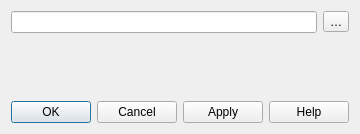
Qt form src/ui/qgsformannotationdialogbase.ui (carsmie/QGIS) before a commit.
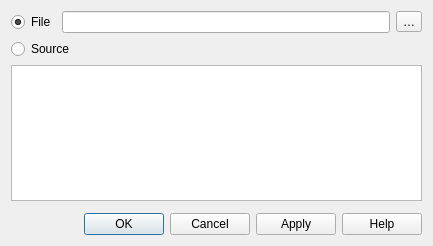
The same form after that commit.

Commit message: [Feature]: Allow setting html text directly in html annotation item (e.g. not from file)

What changed in the file:
```diff
--- a/src/ui/qgsformannotationdialogbase.ui
+++ b/src/ui/qgsformannotationdialogbase.ui
@@ -6,8 +6,8 @@
    <rect>
     <x>0</x>
     <y>0</y>
-    <width>298</width>
-    <height>134</height>
+    <width>433</width>
+    <height>246</height>
    </rect>
   </property>
   <property name="windowTitle">
@@ -16,6 +16,16 @@
   <layout class="QGridLayout" name="gridLayout">
    <item row="0" column="0">
     <layout class="QHBoxLayout" name="horizontalLayout">
+     <item>
+      <widget class="QRadioButton" name="mFileRadioButton">
+       <property name="text">
+        <string>File</string>
+       </property>
+       <property name="checked">
+        <bool>true</bool>
+       </property>
+      </widget>
+     </item>
      <item>
       <widget class="QLineEdit" name="mFileLineEdit"/>
      </item>
@@ -28,13 +38,13 @@
      </item>
     </layout>
    </item>
-   <item row="1" column="0">
+   <item row="3" column="0">
     <widget class="QStackedWidget" name="mStackedWidget">
      <widget class="QWidget" name="page"/>
      <widget class="QWidget" name="page_2"/>
     </widget>
    </item>
-   <item row="2" column="0">
+   <item row="4" column="0">
     <widget class="QDialogButtonBox" name="mButtonBox">
      <property name="orientation">
       <enum>Qt::Horizontal</enum>
@@ -44,6 +54,16 @@
      </property>
     </widget>
    </item>
+   <item row="2" column="0">
+    <widget class="QPlainTextEdit" name="mHtmlSourceTextEdit"/>
+   </item>
+   <item row="1" column="0">
+    <widget class="QRadioButton" name="mSourceRadioButton">
+     <property name="text">
+      <string>Source</string>
+     </property>
+    </widget>
+   </item>
   </layout>
  </widget>
  <resources/>
```
The commit also changes 5 other files.
